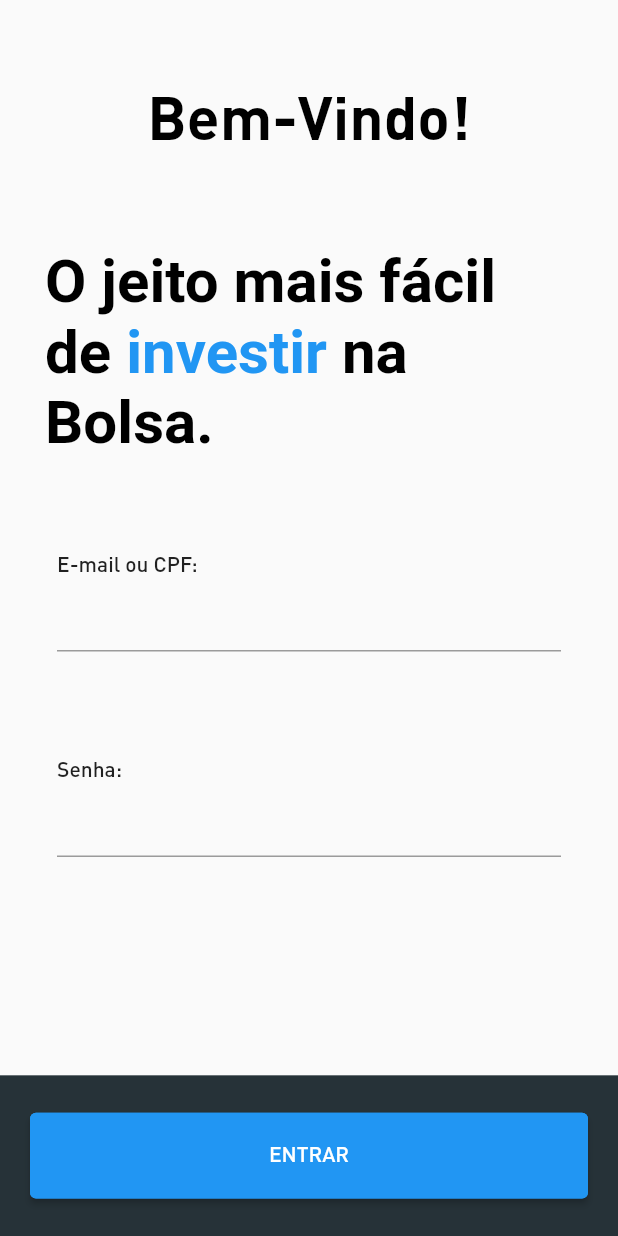
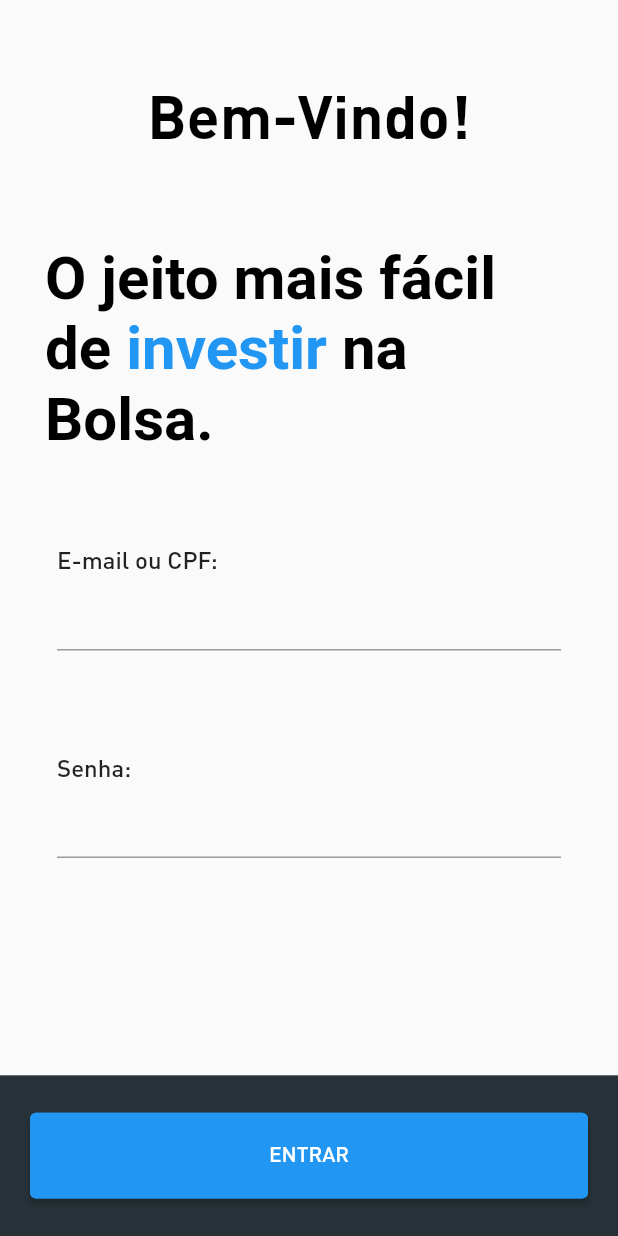
Before and after one commit to MatheusMontanha/desafio, a Flutter app: the screen it shows after launch, after a tap on "Abra sua conta grátis", on a phone screen of 412 x 824 dp. Run offline on Flutter 3.47's test engine with Material 2 defaults, Android fonts, the phone set to English and light mode, and no system bars; our stand-ins replace carousel_slider, equatable, flutter_bloc, flutter_svg, smooth_page_indicator; project files that could hold a hidden picture were left out.

Commit message:
adjustments texts login page

```diff
--- a/technical_case/lib/modules/login_module/widgets/login_text_field.dart
+++ b/technical_case/lib/modules/login_module/widgets/login_text_field.dart
@@ -15,7 +15,10 @@ class LoginTextField extends StatelessWidget {
       child: Column(
         crossAxisAlignment: CrossAxisAlignment.start,
         children: [
-          Text(label),
+          Text(
+            label,
+            style: const TextStyle(fontWeight: FontWeight.w500, fontSize: 16),
+          ),
           TextFormField(
             cursorHeight: 25,
             decoration: const InputDecoration(
--- a/technical_case/lib/modules/onboarding_module/widgets/onboarding_last_step_widget.dart
+++ b/technical_case/lib/modules/onboarding_module/widgets/onboarding_last_step_widget.dart
@@ -38,6 +38,7 @@ class OnboardingLastStepWidget extends StatelessWidget {
                   title,
                   style: const TextStyle(
                     fontSize: 20,
+                    fontWeight: FontWeight.w500,
                   ),
                 ),
               ),
--- a/technical_case/lib/modules/onboarding_module/widgets/onboarding_step_two_widget.dart
+++ b/technical_case/lib/modules/onboarding_module/widgets/onboarding_step_two_widget.dart
@@ -34,6 +34,7 @@ class OnboardingStepTwoWidget extends StatelessWidget {
                   title,
                   style: const TextStyle(
                     fontSize: 24,
+                    fontWeight: FontWeight.w500,
                   ),
                   textAlign: TextAlign.center,
                 ),
--- a/technical_case/lib/modules/onboarding_module/widgets/onboarding_step_widget.dart
+++ b/technical_case/lib/modules/onboarding_module/widgets/onboarding_step_widget.dart
@@ -1,3 +1,4 @@
+import 'package:flutter/cupertino.dart';
 import 'package:flutter/material.dart';
 import 'package:flutter/widgets.dart';
 import 'package:flutter_svg/flutter_svg.dart';
@@ -30,6 +31,7 @@ class OnboardingStepWidget extends StatelessWidget {
                 title,
                 style: const TextStyle(
                   fontSize: 24,
+                  fontWeight: FontWeight.w500,
                 ),
               ),
               Padding(
@@ -38,6 +40,7 @@ class OnboardingStepWidget extends StatelessWidget {
                   subtitle!,
                   style: const TextStyle(
                     fontSize: 24,
+                    fontWeight: FontWeight.w500,
                   ),
                   textAlign: TextAlign.center,
                 ),
```
